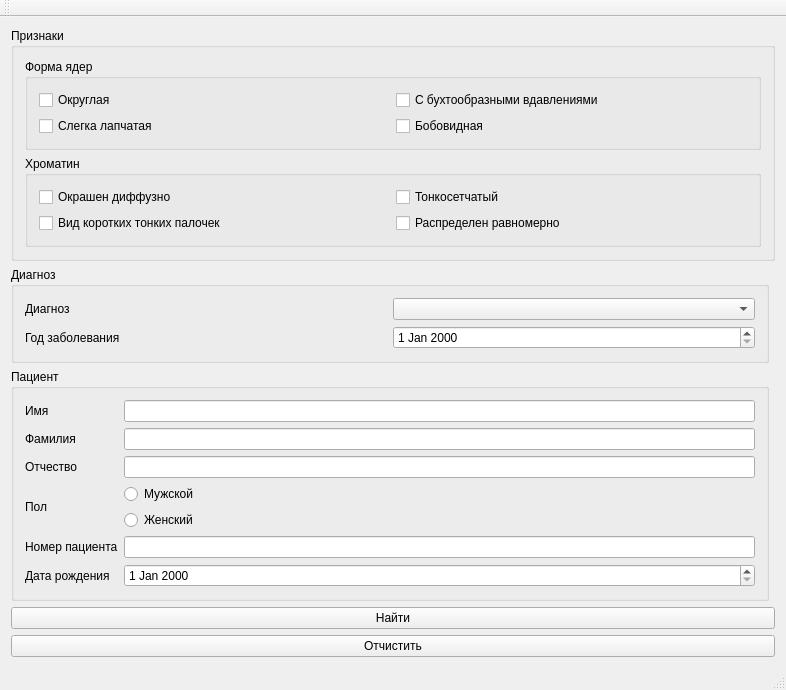
Qt form PatientInput/finder.ui (RISK46kaf/Practise) before a commit.
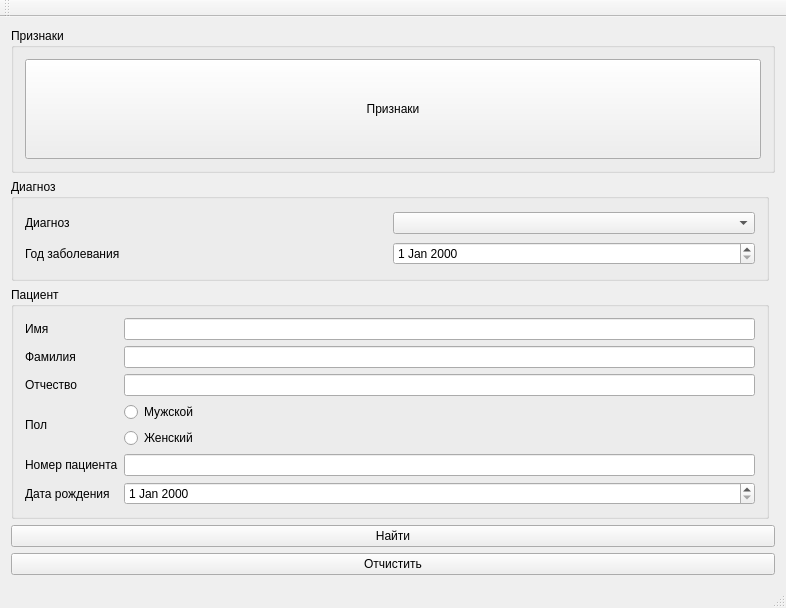
The same form after that commit.

What changed in the file:
```diff
--- a/PatientInput/finder.ui
+++ b/PatientInput/finder.ui
@@ -73,77 +73,16 @@
       </property>
       <layout class="QVBoxLayout" name="verticalLayout">
        <item>
-        <widget class="QGroupBox" name="groupBox_4">
-         <property name="title">
-          <string>Форма ядер</string>
+        <widget class="QPushButton" name="pushButton_2">
+         <property name="minimumSize">
+          <size>
+           <width>100</width>
+           <height>100</height>
+          </size>
          </property>
-         <layout class="QGridLayout" name="gridLayout_5">
-          <item row="1" column="0">
-           <widget class="QCheckBox" name="checkBox_2">
-            <property name="text">
-             <string>Слегка лапчатая</string>
-            </property>
-           </widget>
-          </item>
-          <item row="0" column="1">
-           <widget class="QCheckBox" name="checkBox_4">
-            <property name="text">
-             <string>С бухтообразными вдавлениями</string>
-            </property>
-           </widget>
-          </item>
-          <item row="1" column="1">
-           <widget class="QCheckBox" name="checkBox_5">
-            <property name="text">
-             <string>Бобовидная </string>
-            </property>
-           </widget>
-          </item>
-          <item row="0" column="0">
-           <widget class="QCheckBox" name="checkBox">
-            <property name="text">
-             <string>Округлая</string>
-            </property>
-           </widget>
-          </item>
-         </layout>
-        </widget>
-       </item>
-       <item>
-        <widget class="QGroupBox" name="groupBox_5">
-         <property name="title">
-          <string>Хроматин</string>
+         <property name="text">
+          <string>Признаки</string>
          </property>
-         <layout class="QGridLayout" name="gridLayout_6">
-          <item row="0" column="0">
-           <widget class="QCheckBox" name="checkBox_3">
-            <property name="text">
-             <string>Окрашен диффузно</string>
-            </property>
-           </widget>
-          </item>
-          <item row="0" column="1">
-           <widget class="QCheckBox" name="checkBox_6">
-            <property name="text">
-             <string>Тонкосетчатый</string>
-            </property>
-           </widget>
-          </item>
-          <item row="1" column="0">
-           <widget class="QCheckBox" name="checkBox_7">
-            <property name="text">
-             <string>Вид коротких тонких палочек</string>
-            </property>
-           </widget>
-          </item>
-          <item row="1" column="1">
-           <widget class="QCheckBox" name="checkBox_8">
-            <property name="text">
-             <string>Распределен равномерно</string>
-            </property>
-           </widget>
-          </item>
-         </layout>
         </widget>
        </item>
       </layout>
```
